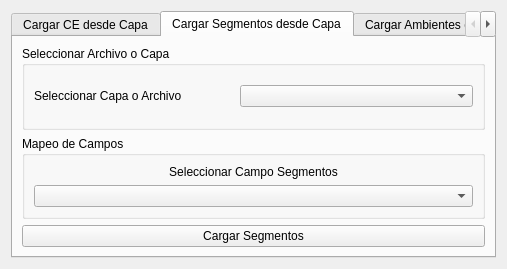
First picture: the form in dialogs/ui/datos_base_dialog.ui, repository franciscocontreras93/agrae_new, before the edit.
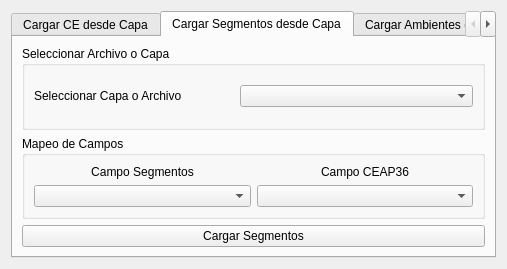
Second picture: the form after the edit. The open tabs and pages were chosen to show the change. Custom widgets are drawn as their Qt base class.

Patch:
```diff
--- a/dialogs/ui/datos_base_dialog.ui
+++ b/dialogs/ui/datos_base_dialog.ui
@@ -159,7 +159,20 @@
           <item row="0" column="0">
            <widget class="QLabel" name="label_8">
             <property name="text">
-             <string>Seleccionar Campo Segmentos</string>
+             <string>Campo Segmentos</string>
+            </property>
+            <property name="alignment">
+             <set>Qt::AlignCenter</set>
+            </property>
+           </widget>
+          </item>
+          <item row="1" column="1">
+           <widget class="QgsFieldComboBox" name="field_ceap"/>
+          </item>
+          <item row="0" column="1">
+           <widget class="QLabel" name="label_5">
+            <property name="text">
+             <string>Campo CEAP36</string>
             </property>
             <property name="alignment">
              <set>Qt::AlignCenter</set>
```
Left out of the diff: 2 changed lines with no effect on the pictures.
